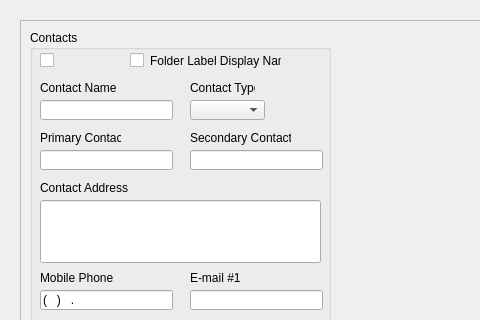
This is UI/brs_contacts.ui in azithinkiam/brsgis_plugin as Qt 5 draws it before an edit; both pictures show x 0 to 480 and y 0 to 320 of the 900 by 752 pixel window. The edited form follows.
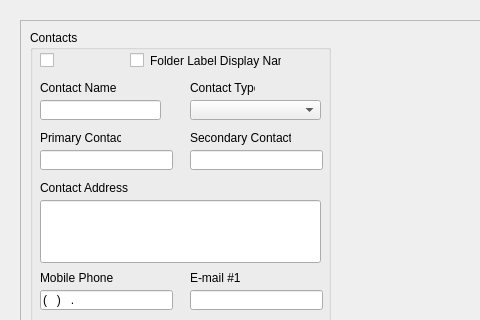
This is the edited form. Icons and pictures are not drawn. Custom widgets are drawn as their Qt base class.

The edit to the form file:
```diff
--- a/UI/brs_contacts.ui
+++ b/UI/brs_contacts.ui
@@ -49,7 +49,7 @@
             <rect>
              <x>160</x>
              <y>70</y>
-             <width>75</width>
+             <width>131</width>
              <height>20</height>
             </rect>
            </property>
@@ -126,7 +126,7 @@
             <rect>
              <x>10</x>
              <y>70</y>
-             <width>133</width>
+             <width>121</width>
              <height>20</height>
             </rect>
            </property>
```
